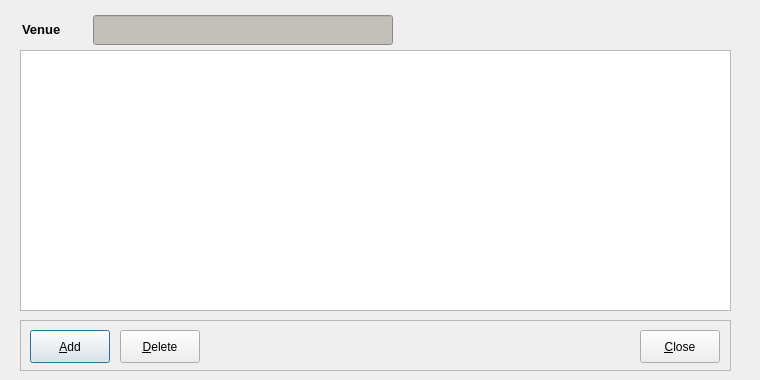
Old version of the form code/pyqt/gui/venuehistory_entry.ui in the repository soccermetrics/marcotti-desktop.
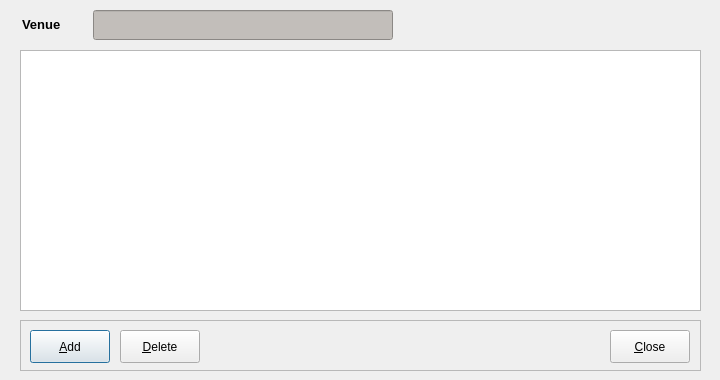
New version of the form. Icons and pictures are not drawn.

Commit message: Resized layout of Venue History UI (#11)

```diff
--- a/code/pyqt/gui/venuehistory_entry.ui
+++ b/code/pyqt/gui/venuehistory_entry.ui
@@ -6,19 +6,19 @@
    <rect>
     <x>0</x>
     <y>0</y>
-    <width>760</width>
+    <width>720</width>
     <height>380</height>
    </rect>
   </property>
   <property name="minimumSize">
    <size>
-    <width>760</width>
+    <width>720</width>
     <height>380</height>
    </size>
   </property>
   <property name="maximumSize">
    <size>
-    <width>760</width>
+    <width>720</width>
     <height>380</height>
    </size>
   </property>
@@ -30,7 +30,7 @@
     <rect>
      <x>20</x>
      <y>50</y>
-     <width>711</width>
+     <width>681</width>
      <height>261</height>
     </rect>
    </property>
@@ -40,7 +40,7 @@
     <rect>
      <x>20</x>
      <y>320</y>
-     <width>711</width>
+     <width>681</width>
      <height>51</height>
     </rect>
    </property>
@@ -117,7 +117,7 @@
    <widget class="QPushButton" name="closeButton">
     <property name="geometry">
      <rect>
-      <x>620</x>
+      <x>590</x>
       <y>10</y>
       <width>80</width>
       <height>33</height>
@@ -157,9 +157,9 @@
    <property name="geometry">
     <rect>
      <x>17</x>
-     <y>10</y>
+     <y>0</y>
      <width>381</width>
-     <height>41</height>
+     <height>51</height>
     </rect>
    </property>
    <layout class="QHBoxLayout" name="horizontalLayout">
```
The commit also changes 1 other file.
